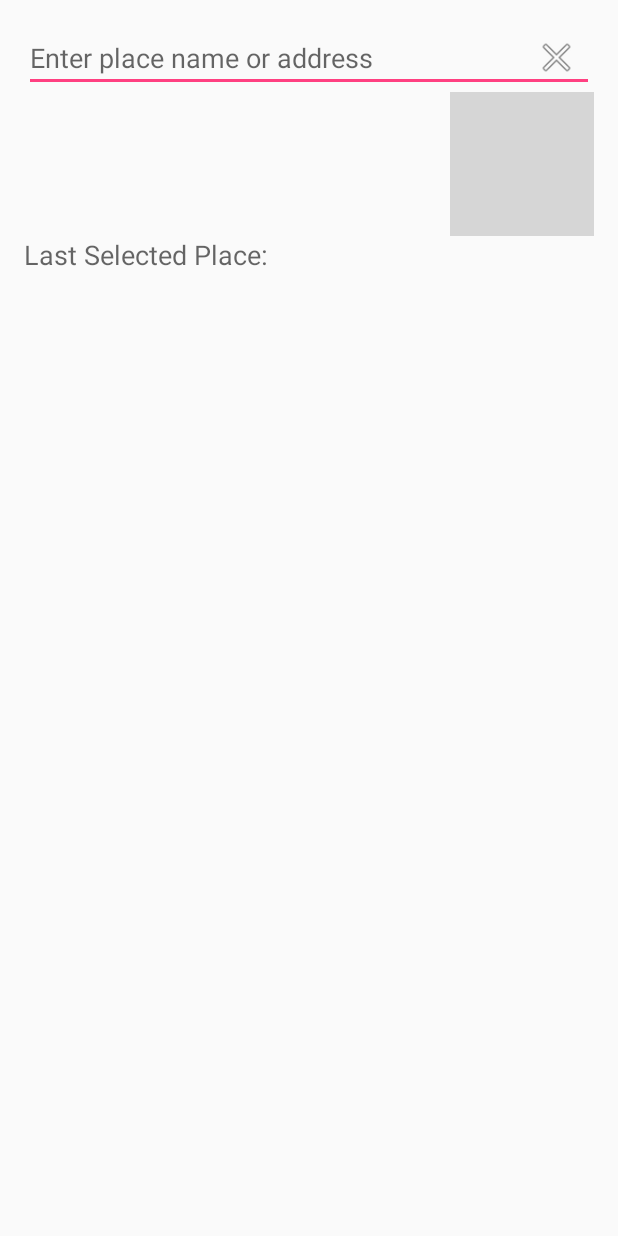
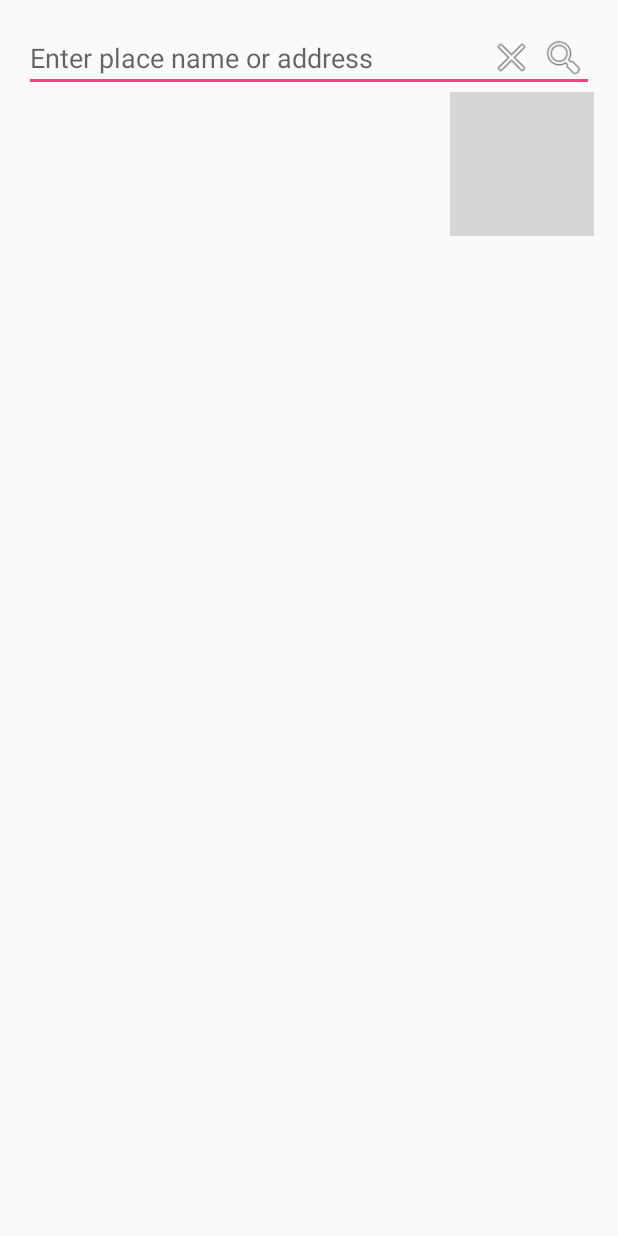
Before and after one commit to MichaelTien8901/Capstone-Project, an Android app: the screen it shows after launch (PlaceActivity), after a tap on "SEARCH", on a phone screen of 412 x 824 dp. Run offline under Robolectric (Android 15) with nearby library versions, the phone set to English and light mode, and no system bars; 3 statements that could not run were skipped; grey boxes are pictures that could not be loaded.

Commit message:
Passing and return value for PlaceActivity.

```diff
--- a/app/src/main/java/com/ymsgsoft/michaeltien/hummingbird/MapsActivity.java
+++ b/app/src/main/java/com/ymsgsoft/michaeltien/hummingbird/MapsActivity.java
@@ -15,7 +15,7 @@ import com.google.android.gms.maps.model.LatLng;
 import com.google.android.gms.maps.model.MarkerOptions;
 
 public class MapsActivity extends FragmentActivity implements OnMapReadyCallback {
-
+    private final int MY_SEARCH_ACTIVITY_REQUEST_ID = 1;
     private GoogleMap mMap;
     private Button mSearchButton;
     @Override
@@ -31,11 +31,28 @@ public class MapsActivity extends FragmentActivity implements OnMapReadyCallback
             @Override
             public void onClick(View v) {
                 Intent intent = new Intent(MapsActivity.this, PlaceActivity.class);
-                startActivity(intent);
+                String searchText = mSearchButton.getText().toString();
+                if ( !searchText.equals("Search")) {
+                    intent.putExtra(PlaceActivity.PLACE_TEXT, searchText);
+                }
+                startActivityForResult(intent, MY_SEARCH_ACTIVITY_REQUEST_ID);
             }
         });
     }
 
+    @Override
+    protected void onActivityResult(int requestCode, int resultCode, Intent data) {
+        switch( requestCode ){
+            case MY_SEARCH_ACTIVITY_REQUEST_ID:
+                if ( resultCode == RESULT_OK) {
+                    String place_id = data.getStringExtra(PlaceActivity.PLACE_ID);
+                    //String place_name = data.getStringExtra(PlaceActivity.PLACE_TEXT);
+                    CharSequence place_name = data.getCharSequenceExtra(PlaceActivity.PLACE_TEXT);
+                    mSearchButton.setText(place_name);
+                }
+                break;
+        }
+    }
 
     /**
      * Manipulates the map once available.
--- a/app/src/main/java/com/ymsgsoft/michaeltien/hummingbird/PlaceActivity.java
+++ b/app/src/main/java/com/ymsgsoft/michaeltien/hummingbird/PlaceActivity.java
@@ -1,26 +1,20 @@
 package com.ymsgsoft.michaeltien.hummingbird;
 
-import android.content.res.Resources;
-import android.net.Uri;
+import android.content.Intent;
 import android.os.Bundle;
 import android.support.v4.app.FragmentActivity;
-import android.text.Html;
-import android.text.Spanned;
 import android.util.Log;
+import android.view.KeyEvent;
 import android.view.View;
+import android.view.inputmethod.EditorInfo;
 import android.widget.AdapterView;
 import android.widget.AutoCompleteTextView;
 import android.widget.Button;
 import android.widget.TextView;
-import android.widget.Toast;
 
 import com.google.android.gms.common.ConnectionResult;
 import com.google.android.gms.common.api.GoogleApiClient;
-import com.google.android.gms.common.api.PendingResult;
-import com.google.android.gms.common.api.ResultCallback;
 import com.google.android.gms.location.places.AutocompletePrediction;
-import com.google.android.gms.location.places.Place;
-import com.google.android.gms.location.places.PlaceBuffer;
 import com.google.android.gms.location.places.Places;
 import com.google.android.gms.maps.model.LatLng;
 import com.google.android.gms.maps.model.LatLngBounds;
@@ -28,15 +22,11 @@ import com.ymsgsoft.michaeltien.hummingbird.playservices.PlaceAutocompleteAdapte
 
 public class PlaceActivity extends FragmentActivity implements GoogleApiClient.OnConnectionFailedListener {
     final static String TAG = PlaceActivity.class.getSimpleName();
+    public static final String PLACE_ID = "place_id";
+    public static final String PLACE_TEXT = "place_text";
     protected GoogleApiClient mGoogleApiClient;
-
     private PlaceAutocompleteAdapter mAdapter;
-
     private AutoCompleteTextView mAutocompleteView;
-
-    private TextView mPlaceDetailsText;
-
-    private TextView mPlaceDetailsAttribution;
 
     private static final LatLngBounds BOUNDS_GREATER_SYDNEY = new LatLngBounds(
             new LatLng(-34.041458, 150.790100), new LatLng(-33.682247, 151.383362));
@@ -55,10 +45,14 @@ public class PlaceActivity extends FragmentActivity implements GoogleApiClient.O
                 findViewById(R.id.autocomplete_places);
         // Register a listener that receives callbacks when a suggestion has been selected
         mAutocompleteView.setOnItemClickListener(mAutocompleteClickListener);
+        mAutocompleteView.setOnEditorActionListener(mAutoCompleteEditorActionLister);
 
+        Bundle extras = getIntent().getExtras();
+        if (extras != null) {
+            String value = extras.getString(PLACE_TEXT);
+            mAutocompleteView.setText(value);
+        }
         // Retrieve the TextViews that will display details and attributions of the selected place.
-        mPlaceDetailsText = (TextView) findViewById(R.id.place_details);
-        mPlaceDetailsAttribution = (TextView) findViewById(R.id.place_attribution);
 
         // Set up the adapter that will retrieve suggestions from the Places Geo Data API that cover
         // the entire world.
@@ -74,7 +68,13 @@ public class PlaceActivity extends FragmentActivity implements GoogleApiClient.O
                 mAutocompleteView.setText("");
             }
         });
-
+        Button searchButton = (Button) findViewById(R.id.button_search);
+        searchButton.setOnClickListener(new View.OnClickListener() {
+            @Override
+            public void onClick(View v) {
+                PerformSearch();
+            }
+        });
 //        setContentView(R.layout.activity_place);
 //        Toolbar toolbar = (Toolbar) findViewById(R.id.toolbar);
 //        setSupportActionBar(toolbar);
@@ -89,6 +89,18 @@ public class PlaceActivity extends FragmentActivity implements GoogleApiClient.O
 //        });
 //        getSupportActionBar().setDisplayHomeAsUpEnabled(true);
     }
+    private TextView.OnEditorActionListener mAutoCompleteEditorActionLister
+            = new TextView.OnEditorActionListener() {
+        @Override
+        public boolean onEditorAction(TextView v, int actionId, KeyEvent event) {
+            if (actionId == EditorInfo.IME_ACTION_SEARCH) {
+                PerformSearch();
+                return true;
+            }
+            return false;
+        }
+    };
+
     private AdapterView.OnItemClickListener mAutocompleteClickListener
             = new AdapterView.OnItemClickListener() {
         @Override
@@ -103,75 +115,86 @@ public class PlaceActivity extends FragmentActivity implements GoogleApiClient.O
             final CharSequence primaryText = item.getPrimaryText(null);
 
             Log.i(TAG, "Autocomplete item selected: " + primaryText);
-
+            Intent resultData = new Intent();
+            resultData.putExtra(PLACE_ID, placeId);
+            resultData.putExtra(PLACE_TEXT, primaryText);
+            setResult(RESULT_OK,resultData);
+            finish();
             /*
              Issue a request to the Places Geo Data API to retrieve a Place object with additional
              details about the place.
               */
-            PendingResult<PlaceBuffer> placeResult = Places.GeoDataApi
-                    .getPlaceById(mGoogleApiClient, placeId);
-            placeResult.setResultCallback(mUpdatePlaceDetailsCallback);
-
-            Toast.makeText(getApplicationContext(), "Clicked: " + primaryText,
-                    Toast.LENGTH_SHORT).show();
-            Log.i(TAG, "Called getPlaceById to get Place details for " + placeId);
+//            PendingResult<PlaceBuffer> placeResult = Places.GeoDataApi
+//                    .getPlaceById(mGoogleApiClient, placeId);
+//            placeResult.setResultCallback(mUpdatePlaceDetailsCallback);
+//
+//            Toast.makeText(getApplicationContext(), "Clicked: " + primaryText,
+//                    Toast.LENGTH_SHORT).show();
+//            Log.i(TAG, "Called getPlaceById to get Place details for " + placeId);
         }
     };
     /**
      * Callback for results from a Places Geo Data API query that shows the first place result in
      * the details view on screen.
      */
-    private ResultCallback<PlaceBuffer> mUpdatePlaceDetailsCallback
-            = new ResultCallback<PlaceBuffer>() {
-        @Override
-        public void onResult(PlaceBuffer places) {
-            if (!places.getStatus().isSuccess()) {
-                // Request did not complete successfully
-                Log.e(TAG, "Place query did not complete. Error: " + places.getStatus().toString());
-                places.release();
-                return;
-            }
-            // Get the Place object from the buffer.
-            final Place place = places.get(0);
-
-            // Format details of the place for display and show it in a TextView.
-            mPlaceDetailsText.setText(formatPlaceDetails(getResources(), place.getName(),
-                    place.getId(), place.getAddress(), place.getPhoneNumber(),
-                    place.getWebsiteUri()));
-
-            // Display the third party attributions if set.
-            final CharSequence thirdPartyAttribution = places.getAttributions();
-            if (thirdPartyAttribution == null) {
-                mPlaceDetailsAttribution.setVisibility(View.GONE);
-            } else {
-                mPlaceDetailsAttribution.setVisibility(View.VISIBLE);
-                mPlaceDetailsAttribution.setText(Html.fromHtml(thirdPartyAttribution.toString()));
-            }
-
-            Log.i(TAG, "Place details received: " + place.getName());
-
-            places.release();
-        }
-    };
+//    private ResultCallback<PlaceBuffer> mUpdatePlaceDetailsCallback
+//            = new ResultCallback<PlaceBuffer>() {
+//        @Override
+//        public void onResult(PlaceBuffer places) {
+//            if (!places.getStatus().isSuccess()) {
+//                // Request did not complete successfully
+//                Log.e(TAG, "Place query did not complete. Error: " + places.getStatus().toString());
+//                places.release();
+//                return;
+//            }
+//            // Get the Place object from the buffer.
+//            final Place place = places.get(0);
+//
+//            // Format details of the place for display and show it in a TextView.
+//            mPlaceDetailsText.setText(formatPlaceDetails(getResources(), place.getName(),
+//                    place.getId(), place.getAddress(), place.getPhoneNumber(),
+//                    place.getWebsiteUri()));
+//
+//            // Display the third party attributions if set.
+//            final CharSequence thirdPartyAttribution = places.getAttributions();
+//            if (thirdPartyAttribution == null) {
+//                mPlaceDetailsAttribution.setVisibility(View.GONE);
+//            } else {
+//                mPlaceDetailsAttribution.setVisibility(View.VISIBLE);
+//                mPlaceDetailsAttribution.setText(Html.fromHtml(thirdPartyAttribution.toString()));
+//            }
+//
+//            Log.i(TAG, "Place details received: " + place.getName());
+//
+//            places.release();
+//        }
+//    };
 
     @Override
     public void onConnectionFailed(ConnectionResult connectionResult) {
         Log.e(TAG, "onConnectionFailed: ConnectionResult.getErrorCode() = "
                 + connectionResult.getErrorCode());
         // TODO(Developer): Check error code and notify the user of error state and resolution.
-        Toast.makeText(this,
-                "Could not connect to Google API Client: Error " + connectionResult.getErrorCode(),
-                Toast.LENGTH_SHORT).show();
+//        Toast.makeText(this,
+//                "Could not connect to Google API Client: Error " + connectionResult.getErrorCode(),
+//                Toast.LENGTH_SHORT).show();
 
     }
-
-
-    private static Spanned formatPlaceDetails(Resources res, CharSequence name, String id,
-                                              CharSequence address, CharSequence phoneNumber, Uri websiteUri) {
-        Log.e(TAG, res.getString(R.string.place_details, name, id, address, phoneNumber,
-                websiteUri));
-        return Html.fromHtml(res.getString(R.string.place_details, name, id, address, phoneNumber,
-                websiteUri));
+    private void PerformSearch() {
+        final CharSequence primaryText = mAutocompleteView.getText();
+        Intent resultData = new Intent();
+        resultData.putExtra(PLACE_ID, "");
+        resultData.putExtra(PLACE_TEXT, primaryText);
+        setResult(RESULT_OK, resultData);
+        finish();
     }
 
+//    private static Spanned formatPlaceDetails(Resources res, CharSequence name, String id,
+//                                              CharSequence address, CharSequence phoneNumber, Uri websiteUri) {
+//        Log.e(TAG, res.getString(R.string.place_details, name, id, address, phoneNumber,
+//                websiteUri));
+//        return Html.fromHtml(res.getString(R.string.place_details, name, id, address, phoneNumber,
+//                websiteUri));
+//    }
+//
 }
--- a/app/src/main/res/layout/activity_place.xml
+++ b/app/src/main/res/layout/activity_place.xml
@@ -24,17 +24,27 @@
             android:layout_height="wrap_content"
             android:layout_gravity="center_horizontal"
             android:hint="@string/autocomplete_hint"
-            android:paddingRight="40dp"
+            android:paddingRight="80dp"
             android:singleLine="true"
-             />
+            android:imeOptions="actionSearch"
+            />
         <Button
             android:id="@+id/button_clear"
             android:layout_width="30dp"
             android:layout_height="30dp"
             android:layout_alignParentRight="true"
             android:layout_centerVertical="true"
-            android:layout_marginRight="10dp"
+            android:layout_marginRight="40dp"
             android:background="@android:drawable/ic_menu_close_clear_cancel"
+            />
+        <Button
+            android:id="@+id/button_search"
+            android:layout_width="30dp"
+            android:layout_height="30dp"
+            android:layout_alignParentRight="true"
+            android:layout_centerVertical="true"
+            android:layout_marginRight="5dp"
+            android:background="@android:drawable/ic_menu_search"
             />
     </RelativeLayout>
         <ImageView
@@ -44,27 +54,5 @@
             android:src="@drawable/powered_by_google_light" />
 
 
-        <TextView
-            android:layout_width="wrap_content"
-            android:layout_height="wrap_content"
-            android:text="@string/selected_place"
-            android:textAppearance="?android:attr/textAppearanceMedium" />
-
-        <TextView
-            android:id="@+id/place_details"
-            android:layout_width="wrap_content"
-            android:layout_height="wrap_content"
-            android:autoLink="all"
-            android:text=""
-            android:textAppearance="?android:attr/textAppearanceMedium" />
-
-        <TextView
-            android:id="@+id/place_attribution"
-            android:layout_width="wrap_content"
-            android:layout_height="wrap_content"
-            android:autoLink="all"
-            android:text=""
-            android:paddingTop="@dimen/activity_vertical_margin"
-            android:textAppearance="?android:attr/textAppearanceSmall" />
     </LinearLayout>
 </ScrollView>
```
